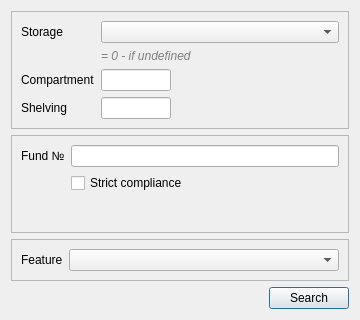
This is dialogs/searchdialog.ui in caxapyk/TPointer as Qt 5 draws it before an edit. The edited form follows.
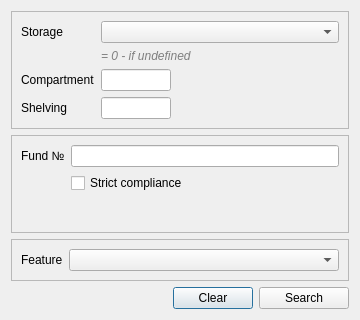
This is the edited form. Icons and pictures are not drawn.

What changed in the file:
```diff
--- a/dialogs/searchdialog.ui
+++ b/dialogs/searchdialog.ui
@@ -197,12 +197,35 @@
      </layout>
     </widget>
    </item>
+   <item>
+    <layout class="QHBoxLayout" name="horizontalLayout">
    <item alignment="Qt::AlignRight">
+      <widget class="QPushButton" name="pB_clear">
+       <property name="maximumSize">
+        <size>
+         <width>90</width>
+         <height>16777215</height>
+        </size>
+       </property>
+       <property name="text">
+        <string>Clear</string>
+       </property>
+      </widget>
+     </item>
+     <item>
     <widget class="QPushButton" name="pB_search">
+       <property name="maximumSize">
+        <size>
+         <width>90</width>
+         <height>16777215</height>
+        </size>
+       </property>
      <property name="text">
       <string>Search</string>
      </property>
     </widget>
+     </item>
+    </layout>
    </item>
   </layout>
  </widget>
```
Lines whose indentation alone changed are shown as unchanged.
